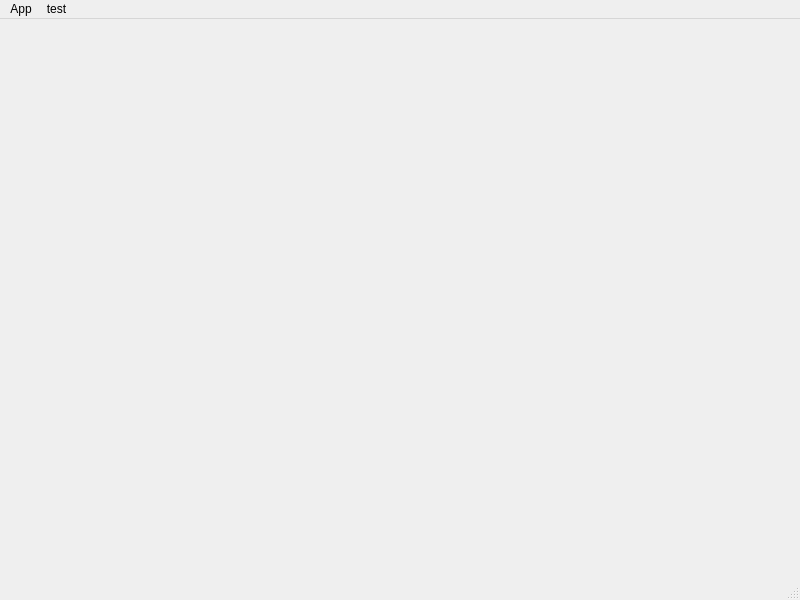
Qt form mainwindow.ui (commmrade/TorrentClient) before a commit.
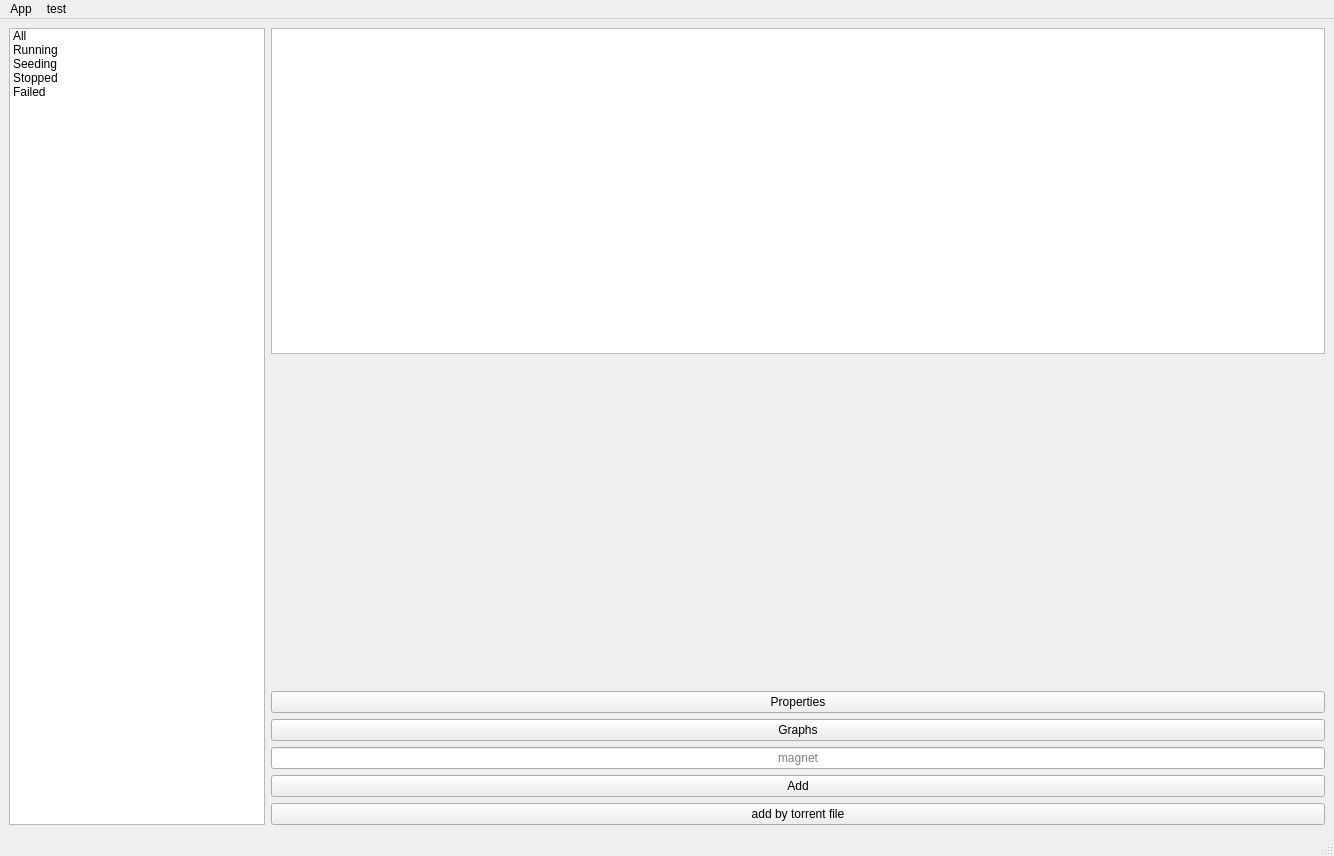
The same form after that commit. The open tabs and pages were chosen to show the change. Custom widgets are drawn as their Qt base class.

Diff of the .ui file:
```diff
--- a/mainwindow.ui
+++ b/mainwindow.ui
@@ -6,20 +6,157 @@
    <rect>
     <x>0</x>
     <y>0</y>
-    <width>800</width>
-    <height>600</height>
+    <width>1334</width>
+    <height>856</height>
    </rect>
   </property>
   <property name="windowTitle">
    <string>MainWindow</string>
   </property>
-  <widget class="QWidget" name="centralwidget"/>
+  <widget class="QWidget" name="centralwidget">
+   <layout class="QHBoxLayout" name="horizontalLayout">
+    <item>
+     <widget class="QListWidget" name="categoriesList">
+      <property name="sizePolicy">
+       <sizepolicy hsizetype="Minimum" vsizetype="Expanding">
+        <horstretch>0</horstretch>
+        <verstretch>0</verstretch>
+       </sizepolicy>
+      </property>
+      <item>
+       <property name="text">
+        <string>All</string>
+       </property>
+      </item>
+      <item>
+       <property name="text">
+        <string>Running</string>
+       </property>
+      </item>
+      <item>
+       <property name="text">
+        <string>Seeding</string>
+       </property>
+      </item>
+      <item>
+       <property name="text">
+        <string>Stopped</string>
+       </property>
+      </item>
+      <item>
+       <property name="text">
+        <string>Failed</string>
+       </property>
+      </item>
+     </widget>
+    </item>
+    <item>
+     <layout class="QVBoxLayout" name="verticalLayout">
+      <item>
+       <widget class="QTableView" name="torrentsView">
+        <property name="sizePolicy">
+         <sizepolicy hsizetype="Expanding" vsizetype="Expanding">
+          <horstretch>0</horstretch>
+          <verstretch>0</verstretch>
+         </sizepolicy>
+        </property>
+       </widget>
+      </item>
+      <item>
+       <widget class="QStackedWidget" name="stackedWidget">
+        <property name="minimumSize">
+         <size>
+          <width>0</width>
+          <height>200</height>
+         </size>
+        </property>
+        <property name="currentIndex">
+         <number>1</number>
+        </property>
+        <widget class="QWidget" name="page">
+         <layout class="QGridLayout" name="gridLayout_5">
+          <item row="0" column="0">
+           <widget class="PropertiesWidget" name="propertiesTab" native="true">
+            <property name="sizePolicy">
+             <sizepolicy hsizetype="Preferred" vsizetype="Minimum">
+              <horstretch>0</horstretch>
+              <verstretch>0</verstretch>
+             </sizepolicy>
+            </property>
+            <property name="minimumSize">
+             <size>
+              <width>0</width>
+              <height>200</height>
+             </size>
+            </property>
+           </widget>
+          </item>
+         </layout>
+        </widget>
+        <widget class="QWidget" name="page_2">
+         <layout class="QGridLayout" name="gridLayout_6">
+          <item row="0" column="0">
+           <widget class="SpeedGraphWidget" name="graphWidget" native="true">
+            <property name="minimumSize">
+             <size>
+              <width>0</width>
+              <height>200</height>
+             </size>
+            </property>
+           </widget>
+          </item>
+         </layout>
+        </widget>
+       </widget>
+      </item>
+      <item>
+       <widget class="QPushButton" name="togglePropertiesBtn">
+        <property name="text">
+         <string>Properties</string>
+        </property>
+       </widget>
+      </item>
+      <item>
+       <widget class="QPushButton" name="toggleGraphsButton">
+        <property name="text">
+         <string>Graphs</string>
+        </property>
+       </widget>
+      </item>
+      <item>
+       <widget class="QLineEdit" name="lineEdit">
+        <property name="alignment">
+         <set>Qt::AlignmentFlag::AlignCenter</set>
+        </property>
+        <property name="placeholderText">
+         <string>magnet</string>
+        </property>
+       </widget>
+      </item>
+      <item>
+       <widget class="QPushButton" name="pushButton">
+        <property name="text">
+         <string>Add</string>
+        </property>
+       </widget>
+      </item>
+      <item>
+       <widget class="QPushButton" name="pushButton_2">
+        <property name="text">
+         <string>add by torrent file</string>
+        </property>
+       </widget>
+      </item>
+     </layout>
+    </item>
+   </layout>
+  </widget>
   <widget class="QMenuBar" name="menubar">
    <property name="geometry">
     <rect>
      <x>0</x>
      <y>0</y>
-     <width>800</width>
+     <width>1334</width>
      <height>19</height>
     </rect>
    </property>
@@ -56,6 +193,20 @@
    </property>
   </action>
  </widget>
+ <customwidgets>
+  <customwidget>
+   <class>PropertiesWidget</class>
+   <extends>QWidget</extends>
+   <header location="global">propertieswidget.h</header>
+   <container>1</container>
+  </customwidget>
+  <customwidget>
+   <class>SpeedGraphWidget</class>
+   <extends>QWidget</extends>
+   <header location="global">speedgraphwidget.h</header>
+   <container>1</container>
+  </customwidget>
+ </customwidgets>
  <resources/>
  <connections/>
 </ui>
```
